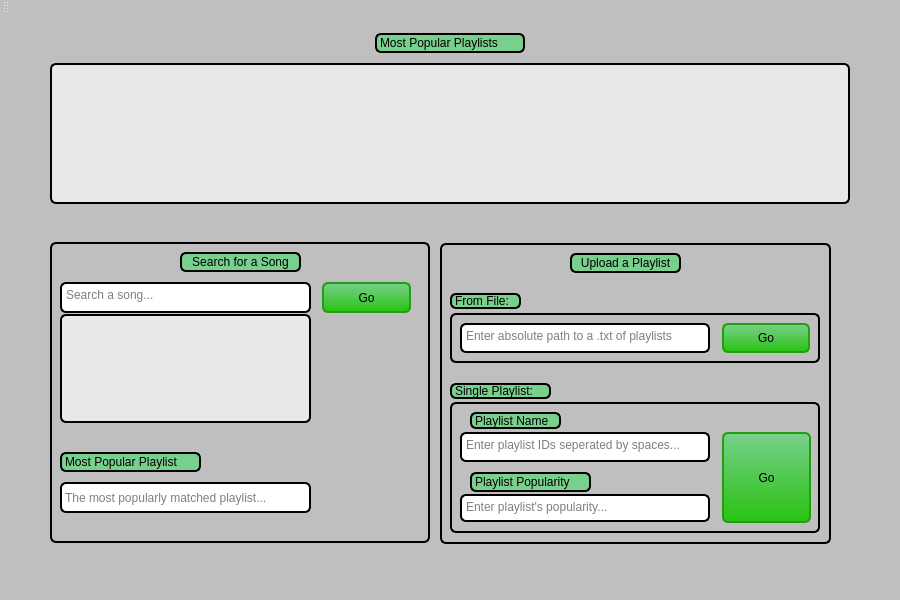
Qt form Playlist/mainwindow.ui (pvelarde/playlist) before a commit.
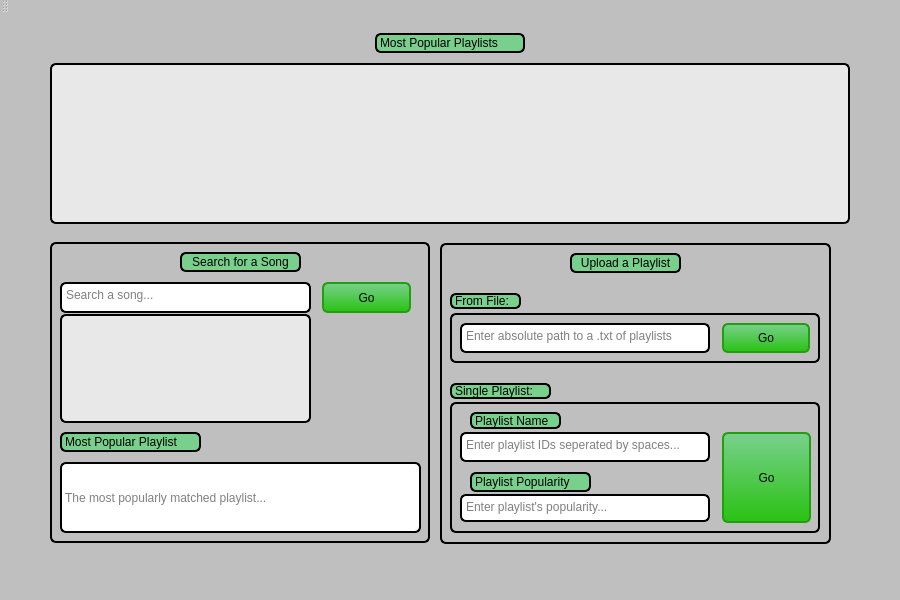
The same form after that commit.

Commit message: song id streams now can convert to song title streams which is important for GUI displays

Diff of the .ui file:
```diff
--- a/Playlist/mainwindow.ui
+++ b/Playlist/mainwindow.ui
@@ -74,7 +74,7 @@
       <x>50</x>
       <y>50</y>
       <width>800</width>
-      <height>141</height>
+      <height>161</height>
      </rect>
     </property>
     <property name="styleSheet">
@@ -155,7 +155,7 @@
      <property name="geometry">
       <rect>
        <x>10</x>
-       <y>210</y>
+       <y>190</y>
        <width>141</width>
        <height>20</height>
       </rect>
@@ -184,9 +184,9 @@
      <property name="geometry">
       <rect>
        <x>10</x>
-       <y>240</y>
-       <width>251</width>
-       <height>31</height>
+       <y>220</y>
+       <width>361</width>
+       <height>71</height>
       </rect>
      </property>
      <property name="styleSheet">
@@ -196,6 +196,12 @@
      <property name="text">
       <string>The most popularly matched playlist...</string>
      </property>
+     <property name="scaledContents">
+      <bool>false</bool>
+     </property>
+     <property name="wordWrap">
+      <bool>true</bool>
+     </property>
     </widget>
     <zorder>pushButton</zorder>
     <zorder>textEdit</zorder>
```
The commit also changes 3 other files.
